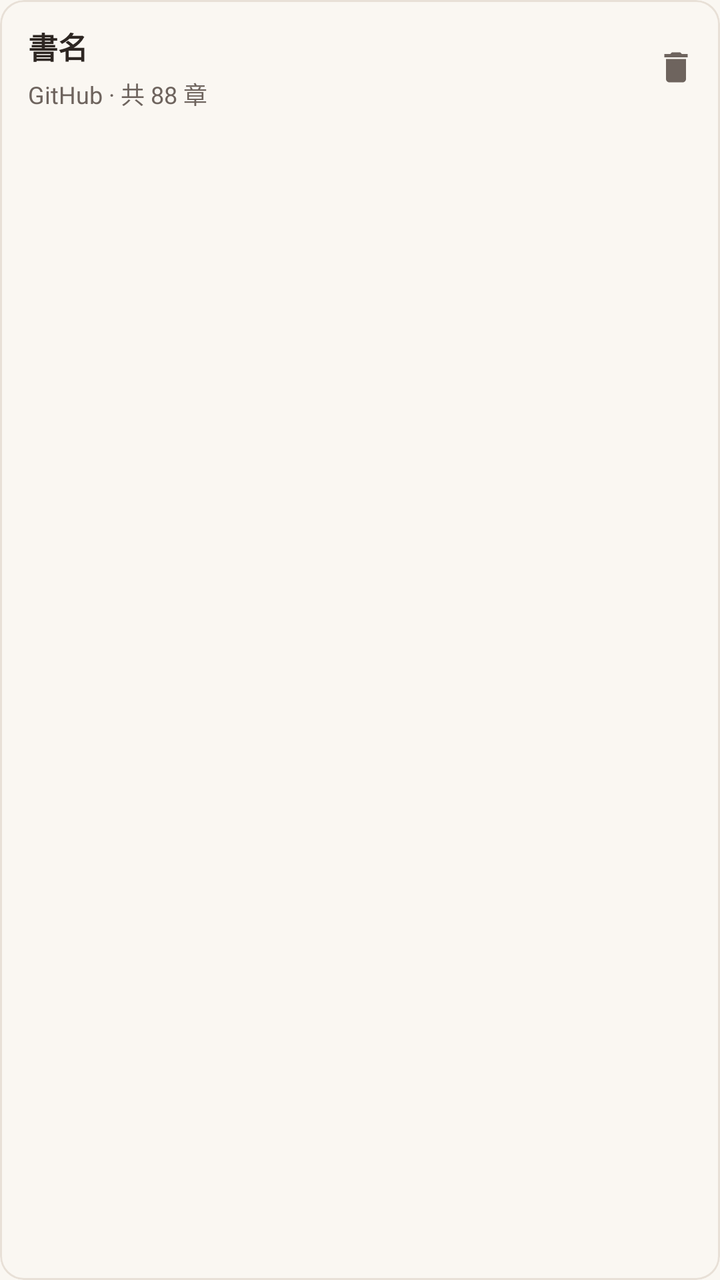
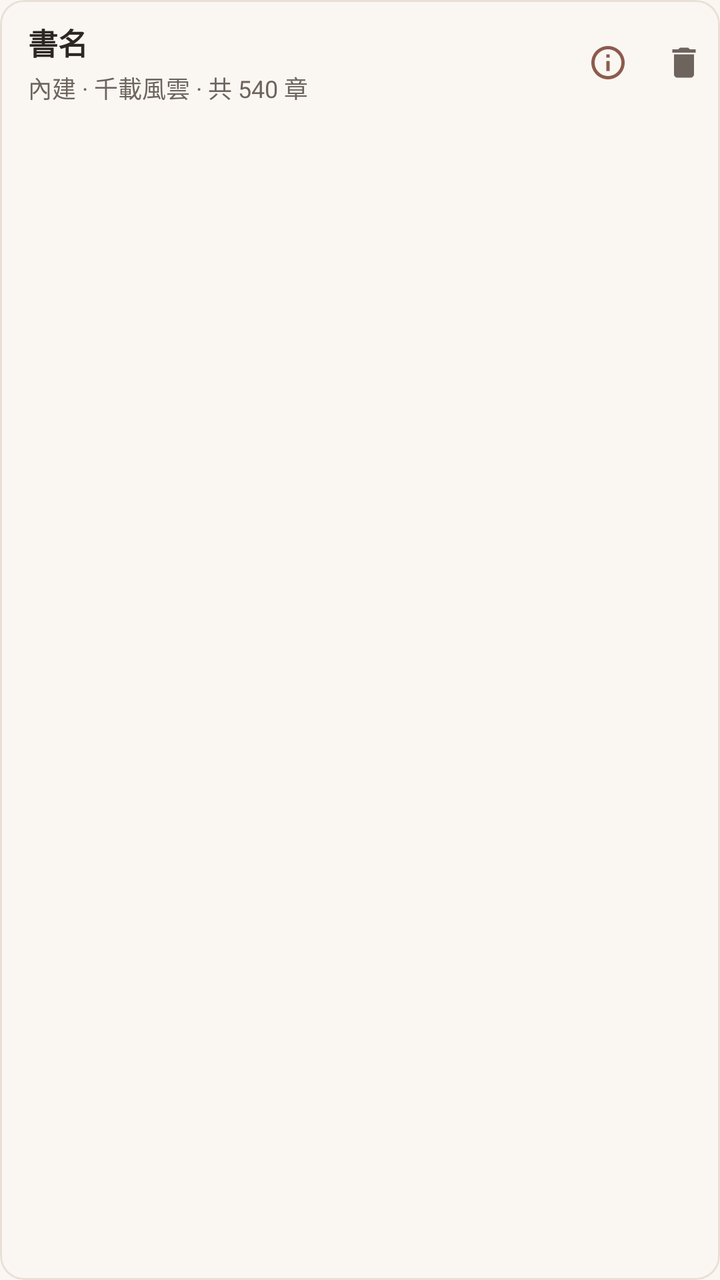

Screens rendered from an Android XML layout before and after an edit, with the pre-edit source and the edit as a unified diff.
<!-- AndroidManifest.xml: application theme Theme.NovelReader -->
<!-- res/layout/item_book_entry.xml -->
<?xml version="1.0" encoding="utf-8"?>
<com.google.android.material.card.MaterialCardView xmlns:android="http://schemas.android.com/apk/res/android"
    xmlns:app="http://schemas.android.com/apk/res-auto"
    android:id="@+id/cardBookItem"
    android:layout_width="match_parent"
    android:layout_height="wrap_content"
    android:layout_marginVertical="4dp"
    app:cardCornerRadius="12dp"
    app:cardElevation="0dp"
    app:cardBackgroundColor="@color/bg_paper"
    app:strokeColor="@color/divider"
    app:strokeWidth="1dp">

    <LinearLayout
        android:layout_width="match_parent"
        android:layout_height="wrap_content"
        android:orientation="horizontal"
        android:gravity="center_vertical"
        android:paddingStart="14dp"
        android:paddingEnd="6dp"
        android:paddingVertical="12dp">

        <LinearLayout
            android:layout_width="0dp"
            android:layout_height="wrap_content"
            android:layout_weight="1"
            android:orientation="vertical">

            <LinearLayout
                android:layout_width="match_parent"
                android:layout_height="wrap_content"
                android:orientation="horizontal"
                android:gravity="center_vertical">

                <TextView
                    android:id="@+id/tvBookTitle"
                    android:layout_width="0dp"
                    android:layout_height="wrap_content"
                    android:layout_weight="1"
                    android:text="書名"
                    android:textColor="@color/text_primary"
                    android:textSize="15sp"
                    android:textStyle="bold"
                    android:maxLines="1"
                    android:ellipsize="end" />

                <TextView
                    android:id="@+id/tvCurrentBadge"
                    android:layout_width="wrap_content"
                    android:layout_height="wrap_content"
                    android:layout_marginStart="6dp"
                    android:background="@color/primary"
                    android:paddingHorizontal="6dp"
                    android:paddingVertical="2dp"
                    android:text="閱讀中"
                    android:textColor="@android:color/white"
                    android:textSize="10sp"
                    android:textStyle="bold"
                    android:visibility="gone" />
            </LinearLayout>

            <TextView
                android:id="@+id/tvBookMeta"
                android:layout_width="match_parent"
                android:layout_height="wrap_content"
                android:layout_marginTop="4dp"
                android:text="GitHub · 共 88 章"
                android:textColor="@color/text_secondary"
                android:textSize="12sp"
                android:maxLines="1"
                android:ellipsize="end" />

        </LinearLayout>

        <com.google.android.material.button.MaterialButton
            android:id="@+id/btnDeleteBook"
            style="@style/Widget.Material3.Button.IconButton"
            android:layout_width="40dp"
            android:layout_height="40dp"
            android:contentDescription="刪除書籍"
            app:icon="@drawable/ic_delete"
            app:iconTint="@color/text_secondary" />

    </LinearLayout>

</com.google.android.material.card.MaterialCardView>
<!-- resources referenced by this layout -->
<resources>
  <color name="bg_paper">#FAF7F2</color>
  <color name="divider">#E8E0D7</color>
  <color name="primary">#8D5B4C</color>
  <color name="text_primary">#2D2622</color>
  <color name="text_secondary">#6E645E</color>
  <!-- drawable ic_delete (drawable) -->
  <vector xmlns:android="http://schemas.android.com/apk/res/android"
      android:width="24dp"
      android:height="24dp"
      android:viewportWidth="24"
      android:viewportHeight="24">
      <path
          android:fillColor="#FF000000"
          android:pathData="M6,19c0,1.1 0.9,2 2,2h8c1.1,0 2,-0.9 2,-2V7H6v12zM19,4h-3.5l-1,-1h-5l-1,1H5v2h14V4z" />
  </vector>
  <style name="Theme.NovelReader" parent="Theme.Material3.DayNight.NoActionBar">
          <item name="colorPrimary">@color/primary</item>
          <item name="colorOnPrimary">#FFFFFF</item>
          <item name="colorPrimaryContainer">@color/primary_container</item>
          <item name="colorOnPrimaryContainer">@color/on_primary_container</item>
          <item name="android:statusBarColor">@android:color/transparent</item>
          <item name="android:navigationBarColor">@android:color/transparent</item>
          <item name="android:windowLightStatusBar">true</item>
          <item name="android:windowBackground">@color/bg_paper</item>
          <item name="android:windowLayoutInDisplayCutoutMode" tools:targetApi="p">shortEdges</item>
      </style>
  <color name="primary_container">#F5ECE8</color>
  <color name="on_primary_container">#3B1F17</color>
</resources>

<!-- the commit's change to res/layout/item_book_entry.xml (unified diff, before → after) -->
@@ -17,8 +17,8 @@
         android:orientation="horizontal"
         android:gravity="center_vertical"
         android:paddingStart="14dp"
-        android:paddingEnd="6dp"
-        android:paddingVertical="12dp">
+        android:paddingEnd="4dp"
+        android:paddingVertical="10dp">
 
         <LinearLayout
             android:layout_width="0dp"
@@ -60,23 +60,56 @@
             </LinearLayout>
 
             <TextView
+                android:id="@+id/tvBookSubtitle"
+                android:layout_width="match_parent"
+                android:layout_height="wrap_content"
+                android:layout_marginTop="2dp"
+                android:text="副標題 / 作者"
+                android:textColor="@color/primary"
+                android:textSize="12sp"
+                android:maxLines="1"
+                android:ellipsize="end"
+                android:visibility="gone" />
+
+            <TextView
                 android:id="@+id/tvBookMeta"
                 android:layout_width="match_parent"
                 android:layout_height="wrap_content"
-                android:layout_marginTop="4dp"
-                android:text="GitHub · 共 88 章"
+                android:layout_marginTop="3dp"
+                android:text="內建 · 千載風雲 · 共 540 章"
                 android:textColor="@color/text_secondary"
                 android:textSize="12sp"
                 android:maxLines="1"
                 android:ellipsize="end" />
 
+            <TextView
+                android:id="@+id/tvBookExtra"
+                android:layout_width="match_parent"
+                android:layout_height="wrap_content"
+                android:layout_marginTop="2dp"
+                android:text="時代 / 標籤 / 簡介"
+                android:textColor="@color/text_hint"
+                android:textSize="11sp"
+                android:maxLines="1"
+                android:ellipsize="end"
+                android:visibility="gone" />
+
         </LinearLayout>
+
+        <com.google.android.material.button.MaterialButton
+            android:id="@+id/btnBookInfo"
+            style="@style/Widget.Material3.Button.IconButton"
+            android:layout_width="38dp"
+            android:layout_height="38dp"
+            android:contentDescription="書籍資訊"
+            app:icon="@drawable/ic_info"
+            app:iconTint="@color/primary" />
 
         <com.google.android.material.button.MaterialButton
             android:id="@+id/btnDeleteBook"
             style="@style/Widget.Material3.Button.IconButton"
-            android:layout_width="40dp"
-            android:layout_height="40dp"
+            android:layout_width="38dp"
+            android:layout_height="38dp"
             android:contentDescription="刪除書籍"
             app:icon="@drawable/ic_delete"
             app:iconTint="@color/text_secondary" />
<!-- resource entries referenced after the edit -->
@@ -3,6 +3,7 @@
   <color name="bg_paper">#FAF7F2</color>
   <color name="divider">#E8E0D7</color>
   <color name="primary">#8D5B4C</color>
+  <color name="text_hint">#A09890</color>
   <color name="text_primary">#2D2622</color>
   <color name="text_secondary">#6E645E</color>
   <!-- drawable ic_delete (drawable) -->
@@ -14,6 +15,16 @@
       <path
           android:fillColor="#FF000000"
           android:pathData="M6,19c0,1.1 0.9,2 2,2h8c1.1,0 2,-0.9 2,-2V7H6v12zM19,4h-3.5l-1,-1h-5l-1,1H5v2h14V4z" />
+  </vector>
+  <!-- drawable ic_info (drawable) -->
+  <vector xmlns:android="http://schemas.android.com/apk/res/android"
+      android:width="24dp"
+      android:height="24dp"
+      android:viewportWidth="24"
+      android:viewportHeight="24">
+      <path
+          android:fillColor="#FF000000"
+          android:pathData="M11,7h2v2h-2V7zM11,11h2v6h-2V11zM12,2C6.48,2 2,6.48 2,12s4.48,10 10,10 10,-4.48 10,-10S17.52,2 12,2zM12,20c-4.41,0 -8,-3.59 -8,-8s3.59,-8 8,-8 8,3.59 8,8 -3.59,8 -8,8z" />
   </vector>
   <style name="Theme.NovelReader" parent="Theme.Material3.DayNight.NoActionBar">
           <item name="colorPrimary">@color/primary</item>
